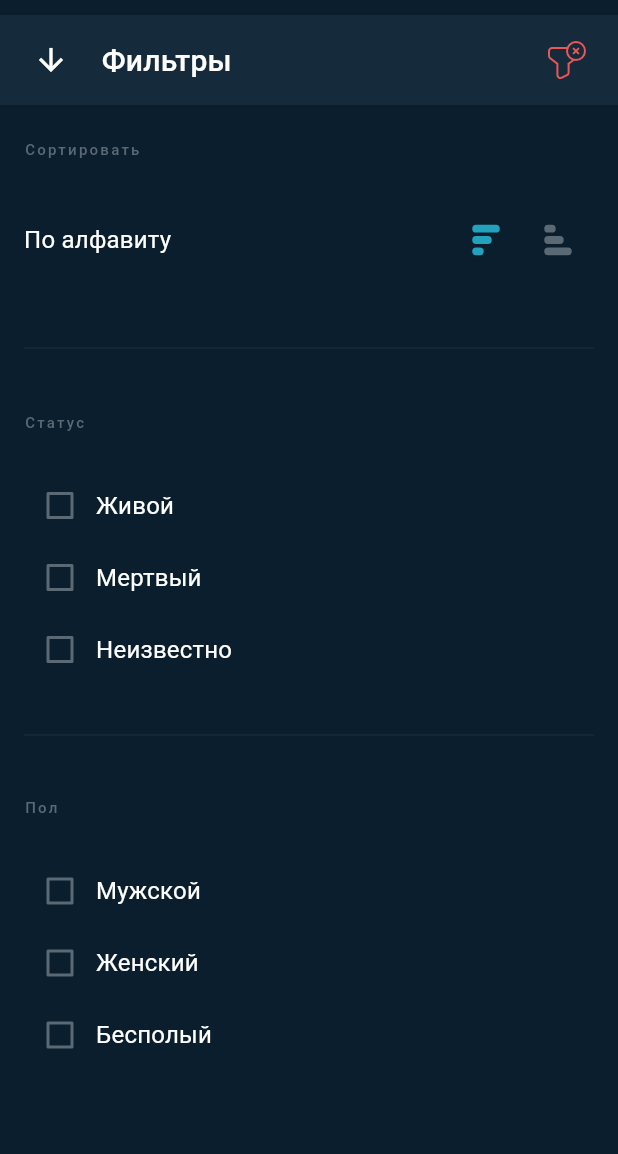
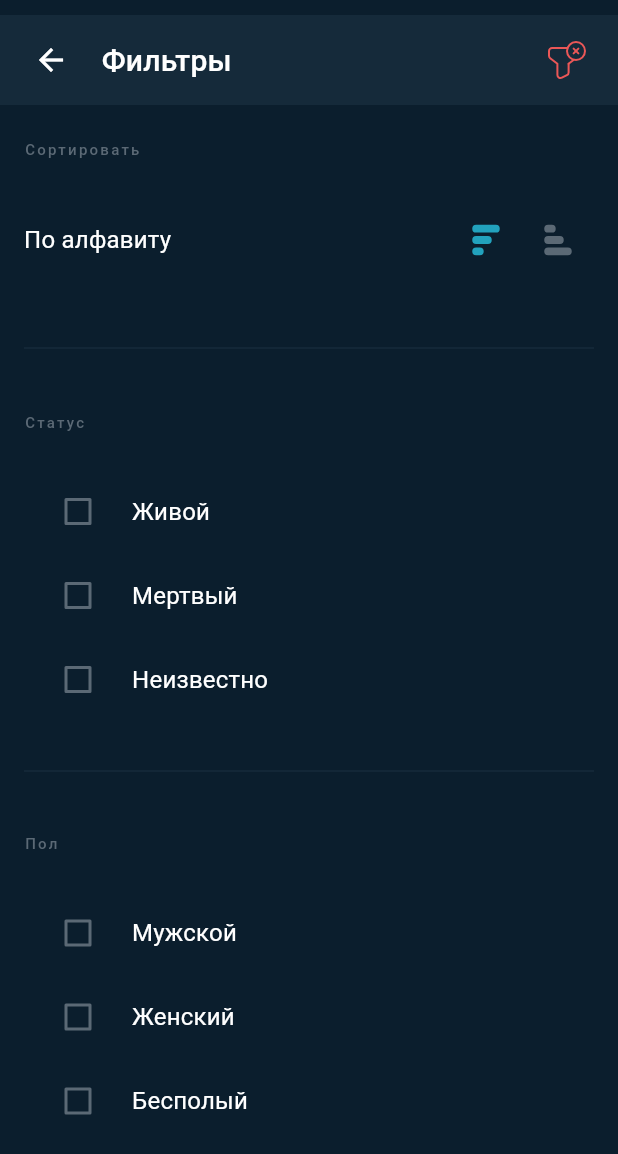
Before and after one commit to akiev33/rick_and_morty, a Flutter app: the Filters screen opened directly, on a phone screen of 412 x 824 dp. Shown: the top 1154 px of the screen. Run offline on Flutter 3.47's test engine with Material 2 defaults, Android fonts, the phone set to English and light mode, and no system bars; our stand-ins replace auto_size_text, cached_network_image, dio, flutter_bloc, flutter_svg, google_fonts and 1 more; accounts and stored records are empty; network calls fail.

Commit message:
finished layout filter screen

```diff
--- a/lib/data/repo/dio.dart
+++ b/lib/data/repo/dio.dart
@@ -20,6 +20,8 @@ class InfoDio implements UserRepo {
         queryParameters: {
           'page': filterEntity.currentPage,
           'name': filterEntity.searchText,
+          'status': filterEntity.status,
+          'gender': filterEntity.gender,
         },
       );
 
--- a/lib/domain/entities/filters_characters_entities.dart
+++ b/lib/domain/entities/filters_characters_entities.dart
@@ -2,24 +2,33 @@
 import 'dart:convert';
 
 class FilterEntity {
-  late final int? currentPage;
+  final int? currentPage;
   final int? maxPage;
   final String? searchText;
+  final String? status;
+  final String? gender;
+
   FilterEntity({
     this.currentPage,
     this.maxPage,
     this.searchText,
+    this.status,
+    this.gender,
   });
 
   FilterEntity copyWith({
     int? currentPage,
     int? maxPage,
     String? searchText,
+    String? status,
+    String? gender,
   }) {
     return FilterEntity(
       currentPage: currentPage ?? this.currentPage,
       maxPage: maxPage ?? this.maxPage,
       searchText: searchText ?? this.searchText,
+      status: status ?? this.status,
+      gender: gender ?? this.gender,
     );
   }
 
@@ -28,14 +37,20 @@ class FilterEntity {
       'currentPage': currentPage,
       'maxPage': maxPage,
       'searchText': searchText,
+      'status': status,
+      'gender': gender,
     };
   }
 
   factory FilterEntity.fromMap(Map<String, dynamic> map) {
     return FilterEntity(
-      currentPage: map['currentPage'] as int,
-      maxPage: map['maxPage'] as int,
-      searchText: map['searchText'] as String,
+      currentPage:
+          map['currentPage'] != null ? map['currentPage'] as int : null,
+      maxPage: map['maxPage'] != null ? map['maxPage'] as int : null,
+      searchText:
+          map['searchText'] != null ? map['searchText'] as String : null,
+      status: map['status'] != null ? map['status'] as String : null,
+      gender: map['gender'] != null ? map['gender'] as String : null,
     );
   }
 
@@ -45,8 +60,9 @@ class FilterEntity {
       FilterEntity.fromMap(json.decode(source) as Map<String, dynamic>);
 
   @override
-  String toString() =>
-      'FilterEntity(currentPage: $currentPage, maxPage: $maxPage, searchText: $searchText)';
+  String toString() {
+    return 'FilterEntity(currentPage: $currentPage, maxPage: $maxPage, searchText: $searchText, status: $status, gender: $gender)';
+  }
 
   @override
   bool operator ==(covariant FilterEntity other) {
@@ -54,10 +70,17 @@ class FilterEntity {
 
     return other.currentPage == currentPage &&
         other.maxPage == maxPage &&
-        other.searchText == searchText;
+        other.searchText == searchText &&
+        other.status == status &&
+        other.gender == gender;
   }
 
   @override
-  int get hashCode =>
-      currentPage.hashCode ^ maxPage.hashCode ^ searchText.hashCode;
+  int get hashCode {
+    return currentPage.hashCode ^
+        maxPage.hashCode ^
+        searchText.hashCode ^
+        status.hashCode ^
+        gender.hashCode;
+  }
 }
--- a/lib/feature/presentation/search_filter/filter.dart/filter.dart
+++ b/lib/feature/presentation/search_filter/filter.dart/filter.dart
@@ -1,8 +1,10 @@
 import 'package:flutter/material.dart';
 import 'package:flutter_svg/svg.dart';
 import 'package:google_fonts/google_fonts.dart';
+import 'package:provider/provider.dart';
 import 'package:rick_and_morty/resources/svgIcons.dart';
 import 'package:rick_and_morty/theme/app_colors.dart';
+import 'package:rick_and_morty/theme/theme_provider.dart';
 
 class Filters extends StatefulWidget {
   const Filters({super.key});
@@ -12,8 +14,42 @@ class Filters extends StatefulWidget {
 }
 
 class _FiltersState extends State<Filters> {
-  bool isChecked = false;
+  int? id;
   int number = 0;
+  List status = [
+    {
+      "id": 0,
+      "value": false,
+      "title": "Живой",
+    },
+    {
+      "id": 1,
+      "value": false,
+      "title": "Мертвый",
+    },
+    {
+      "id": 2,
+      "value": false,
+      "title": "Неизвестно",
+    },
+  ];
+  List gender = [
+    {
+      "id": 0,
+      "value": false,
+      "title": "Мужской",
+    },
+    {
+      "id": 1,
+      "value": false,
+      "title": "Женский",
+    },
+    {
+      "id": 2,
+      "value": false,
+      "title": "Бесполый",
+    },
+  ];
 
   @override
   Widget build(BuildContext context) {
@@ -24,7 +60,7 @@ class _FiltersState extends State<Filters> {
           children: [
             const SizedBox(height: 10),
             Container(
-              color: AppColors.color152A3A,
+              color: context.watch<ThemeProvider>().colorButtonNavigationBar,
               height: 60,
               width: double.infinity,
               child: Padding(
@@ -38,8 +74,8 @@ class _FiltersState extends State<Filters> {
                         Navigator.pop(context);
                       },
                       icon: Icon(
-                        Icons.arrow_downward_sharp,
-                        color: AppColors.colorFFFFFF,
+                        Icons.arrow_back,
+                        color: context.watch<ThemeProvider>().colorInText,
                       ),
                     ),
                     Text(
@@ -49,7 +85,7 @@ class _FiltersState extends State<Filters> {
                           fontSize: 20,
                           fontWeight: FontWeight.w500,
                           letterSpacing: 0.15,
-                          color: AppColors.colorFFFFFF,
+                          color: context.watch<ThemeProvider>().colorInText,
                         ),
                       ),
                     ),
@@ -96,7 +132,7 @@ class _FiltersState extends State<Filters> {
                             fontSize: 16,
                             fontWeight: FontWeight.w400,
                             letterSpacing: 0.15,
-                            color: AppColors.colorFFFFFF,
+                            color: context.watch<ThemeProvider>().colorInText,
                           ),
                         ),
                       ),
@@ -134,7 +170,8 @@ class _FiltersState extends State<Filters> {
                   ),
                   const SizedBox(height: 40),
                   Divider(
-                    color: AppColors.color152A3A,
+                    color:
+                        context.watch<ThemeProvider>().colorDividerHorizontal,
                     thickness: 1,
                   ),
                   const SizedBox(height: 36),
@@ -152,24 +189,38 @@ class _FiltersState extends State<Filters> {
                   const SizedBox(height: 25),
                   Column(
                     crossAxisAlignment: CrossAxisAlignment.start,
-                    children: [
-                      StatusWidget(
-                        text: 'Живой',
-                        isChecked: isChecked,
+                    children: List.generate(
+                      status.length,
+                      (index) => CheckboxListTile(
+                        activeColor: AppColors.color22A2BD,
+                        controlAffinity: ListTileControlAffinity.leading,
+                        value: status[index]['value'],
+                        onChanged: (value) {
+                          setState(() {
+                            for (var element in status) {
+                              element['value'] = false;
+                            }
+                            status[index]['value'] = value;
+                          });
+                        },
+                        title: Text(
+                          status[index]['title'],
+                          style: GoogleFonts.roboto(
+                            textStyle: TextStyle(
+                              fontWeight: FontWeight.w400,
+                              fontSize: 16,
+                              letterSpacing: 0.15,
+                              color: context.watch<ThemeProvider>().colorInText,
+                            ),
+                          ),
+                        ),
                       ),
-                      StatusWidget(
-                        text: 'Мертвый',
-                        isChecked: isChecked,
-                      ),
-                      StatusWidget(
-                        text: 'Неизвестно',
-                        isChecked: isChecked,
-                      ),
-                    ],
+                    ),
                   ),
                   const SizedBox(height: 25),
                   Divider(
-                    color: AppColors.color152A3A,
+                    color:
+                        context.watch<ThemeProvider>().colorDividerHorizontal,
                     thickness: 1,
                   ),
                   const SizedBox(height: 35),
@@ -185,17 +236,34 @@ class _FiltersState extends State<Filters> {
                     ),
                   ),
                   const SizedBox(height: 25),
-                  StatusWidget(
-                    text: 'Мужской',
-                    isChecked: isChecked,
-                  ),
-                  StatusWidget(
-                    text: 'Женский',
-                    isChecked: isChecked,
-                  ),
-                  StatusWidget(
-                    text: 'Бесполый',
-                    isChecked: isChecked,
+                  Column(
+                    children: List.generate(
+                      gender.length,
+                      (index) => CheckboxListTile(
+                        activeColor: AppColors.color22A2BD,
+                        controlAffinity: ListTileControlAffinity.leading,
+                        value: gender[index]['value'],
+                        onChanged: (value) {
+                          setState(() {
+                            for (var element in gender) {
+                              element['value'] = false;
+                            }
+                            gender[index]['value'] = value;
+                          });
+                        },
+                        title: Text(
+                          gender[index]['title'],
+                          style: GoogleFonts.roboto(
+                            textStyle: TextStyle(
+                              fontWeight: FontWeight.w400,
+                              fontSize: 16,
+                              letterSpacing: 0.15,
+                              color: context.watch<ThemeProvider>().colorInText,
+                            ),
+                          ),
+                        ),
+                      ),
+                    ),
                   ),
                 ],
               ),
@@ -207,41 +275,62 @@ class _FiltersState extends State<Filters> {
   }
 }
 
-class StatusWidget extends StatefulWidget {
-  StatusWidget({super.key, required this.isChecked, required this.text});
+// class StatusWidget extends StatefulWidget {
+//   const StatusWidget({
+//     super.key,
+//     required this.text,
+//     required this.id,
+//   });
 
-  final String text;
-  bool isChecked = false;
+//   final String text;
+//   final int? id;
 
-  @override
-  State<StatusWidget> createState() => _StatusWidgetState();
-}
+//   @override
+//   State<StatusWidget> createState() => _StatusWidgetState();
+// }
 
-class _StatusWidgetState extends State<StatusWidget> {
-  @override
-  Widget build(BuildContext context) {
-    return Row(
-      children: [
-        Checkbox(
-          value: widget.isChecked,
-          onChanged: (bool? value) {
-            setState(() {
-              widget.isChecked = value!;
-            });
-          },
-        ),
-        Text(
-          widget.text,
-          style: GoogleFonts.roboto(
-            textStyle: TextStyle(
-              fontWeight: FontWeight.w400,
-              fontSize: 16,
-              letterSpacing: 0.15,
-              color: AppColors.colorFFFFFF,
-            ),
-          ),
-        ),
-      ],
-    );
-  }
-}
+// class _StatusWidgetState extends State<StatusWidget> {
+//   bool isChecked = false;
+//   @override
+//   Widget build(BuildContext context) {
+//     return Row(
+//       children: [
+//         Checkbox(
+//           value: isChecked,
+//           onChanged: (bool? value) {
+//             if (widget.id == 1) {
+//               isChecked = value!;
+//             }
+//             if (widget.id == 2) {
+//               isChecked = value!;
+//             }
+//             if (widget.id == 3) {
+//               isChecked = value!;
+//             }
+//             if (widget.id == 4) {
+//               isChecked = value!;
+//             }
+//             if (widget.id == 5) {
+//               isChecked = value!;
+//             }
+//             if (widget.id == 6) {
+//               isChecked = value!;
+//             }
+//             setState(() {});
+//           },
+//         ),
+        // Text(
+        //   widget.text,
+        //   style: GoogleFonts.roboto(
+        //     textStyle: TextStyle(
+        //       fontWeight: FontWeight.w400,
+        //       fontSize: 16,
+        //       letterSpacing: 0.15,
+        //       color: AppColors.colorFFFFFF,
+        //     ),
+        //   ),
+        // ),
+//       ],
+//     );
+//   }
+// }
```
